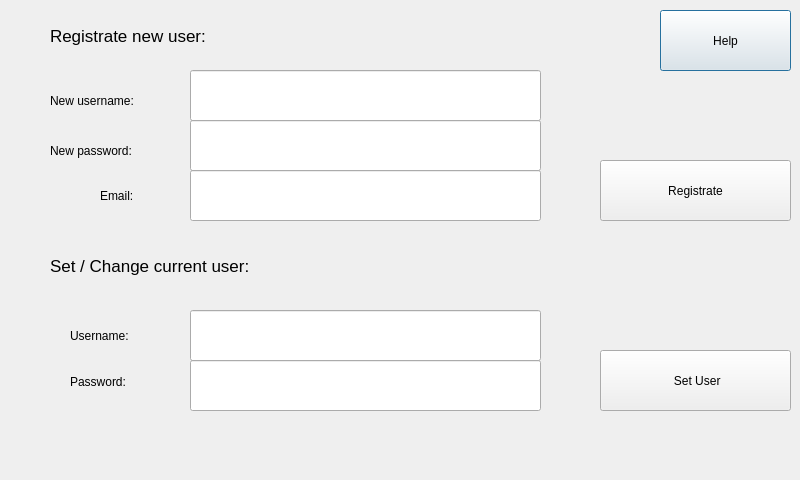
Before: the Qt Designer form Client/settingsdialog.ui in ArtemD/SpeedFreak, drawn with Qt 5.
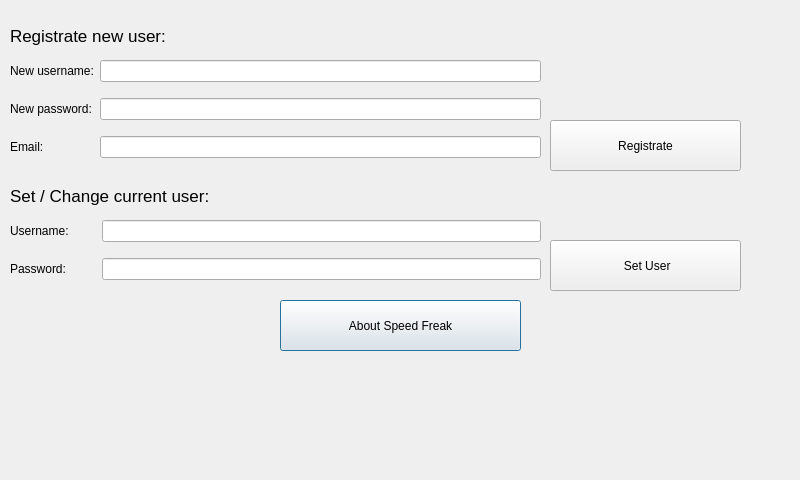
After: the same form once the commit is applied.

Commit message: Changed ui of settings to make it fit to dialog

```diff
--- a/Client/settingsdialog.ui
+++ b/Client/settingsdialog.ui
@@ -16,157 +16,21 @@
   <widget class="QPushButton" name="pushButtonHelp">
    <property name="geometry">
     <rect>
-     <x>660</x>
-     <y>10</y>
-     <width>131</width>
-     <height>61</height>
-    </rect>
-   </property>
-   <property name="text">
-    <string>Help</string>
-   </property>
-  </widget>
-  <widget class="QLineEdit" name="regUserNameLineEdit">
-   <property name="geometry">
-    <rect>
-     <x>190</x>
-     <y>70</y>
-     <width>351</width>
+     <x>280</x>
+     <y>300</y>
+     <width>241</width>
      <height>51</height>
     </rect>
    </property>
-   <property name="maxLength">
-    <number>12</number>
-   </property>
-  </widget>
-  <widget class="QLineEdit" name="regPasswordLineEdit">
-   <property name="geometry">
-    <rect>
-     <x>190</x>
-     <y>120</y>
-     <width>351</width>
-     <height>51</height>
-    </rect>
-   </property>
-   <property name="maxLength">
-    <number>255</number>
-   </property>
-   <property name="echoMode">
-    <enum>QLineEdit::Password</enum>
-   </property>
-  </widget>
-  <widget class="QLineEdit" name="regEMailLineEdit">
-   <property name="geometry">
-    <rect>
-     <x>190</x>
-     <y>170</y>
-     <width>351</width>
-     <height>51</height>
-    </rect>
-   </property>
-   <property name="maxLength">
-    <number>255</number>
-   </property>
-  </widget>
-  <widget class="QLabel" name="regUsernameLabel">
-   <property name="geometry">
-    <rect>
-     <x>50</x>
-     <y>80</y>
-     <width>131</width>
-     <height>41</height>
-    </rect>
-   </property>
    <property name="text">
-    <string>New username:</string>
-   </property>
-  </widget>
-  <widget class="QLabel" name="regPasswordLabel">
-   <property name="geometry">
-    <rect>
-     <x>50</x>
-     <y>130</y>
-     <width>111</width>
-     <height>41</height>
-    </rect>
-   </property>
-   <property name="text">
-    <string>New password:</string>
-   </property>
-  </widget>
-  <widget class="QLabel" name="regEMailLabel">
-   <property name="geometry">
-    <rect>
-     <x>100</x>
-     <y>180</y>
-     <width>61</width>
-     <height>31</height>
-    </rect>
-   </property>
-   <property name="text">
-    <string>Email:</string>
-   </property>
-  </widget>
-  <widget class="QLineEdit" name="setUserUsernameLineEdit">
-   <property name="geometry">
-    <rect>
-     <x>190</x>
-     <y>310</y>
-     <width>351</width>
-     <height>51</height>
-    </rect>
-   </property>
-   <property name="maxLength">
-    <number>12</number>
-   </property>
-  </widget>
-  <widget class="QLineEdit" name="setUserPasswordLineEdit">
-   <property name="geometry">
-    <rect>
-     <x>190</x>
-     <y>360</y>
-     <width>351</width>
-     <height>51</height>
-    </rect>
-   </property>
-   <property name="maxLength">
-    <number>255</number>
-   </property>
-   <property name="echoMode">
-    <enum>QLineEdit::Password</enum>
-   </property>
-  </widget>
-  <widget class="QLabel" name="setUserUsernameLabel">
-   <property name="geometry">
-    <rect>
-     <x>70</x>
-     <y>320</y>
-     <width>111</width>
-     <height>31</height>
-    </rect>
-   </property>
-   <property name="text">
-    <string>Username:</string>
-   </property>
-  </widget>
-  <widget class="QLabel" name="setUserPasswordLabel">
-   <property name="geometry">
-    <rect>
-     <x>70</x>
-     <y>366</y>
-     <width>101</width>
-     <height>31</height>
-    </rect>
-   </property>
-   <property name="text">
-    <string>Password:</string>
+    <string>About Speed Freak</string>
    </property>
   </widget>
   <widget class="QLabel" name="setUserLabel">
    <property name="geometry">
     <rect>
-     <x>50</x>
-     <y>250</y>
+     <x>10</x>
+     <y>180</y>
      <width>371</width>
      <height>31</height>
     </rect>
@@ -183,10 +47,10 @@
   <widget class="QPushButton" name="setUserPushButton">
    <property name="geometry">
     <rect>
-     <x>600</x>
-     <y>350</y>
+     <x>550</x>
+     <y>240</y>
      <width>191</width>
-     <height>61</height>
+     <height>51</height>
     </rect>
    </property>
    <property name="text">
@@ -196,7 +60,7 @@
   <widget class="QLabel" name="registrateLabel">
    <property name="geometry">
     <rect>
-     <x>50</x>
+     <x>10</x>
      <y>20</y>
      <width>271</width>
      <height>31</height>
@@ -214,16 +78,116 @@
   <widget class="QPushButton" name="registratePushButton">
    <property name="geometry">
     <rect>
-     <x>600</x>
-     <y>160</y>
+     <x>550</x>
+     <y>120</y>
      <width>191</width>
-     <height>61</height>
+     <height>51</height>
     </rect>
    </property>
    <property name="text">
     <string>Registrate</string>
    </property>
   </widget>
+  <widget class="QWidget" name="">
+   <property name="geometry">
+    <rect>
+     <x>10</x>
+     <y>50</y>
+     <width>531</width>
+     <height>121</height>
+    </rect>
+   </property>
+   <layout class="QGridLayout" name="gridLayout">
+    <item row="0" column="0">
+     <widget class="QLabel" name="regUsernameLabel">
+      <property name="text">
+       <string>New username:</string>
+      </property>
+     </widget>
+    </item>
+    <item row="0" column="1">
+     <widget class="QLineEdit" name="regUserNameLineEdit">
+      <property name="maxLength">
+       <number>12</number>
+      </property>
+     </widget>
+    </item>
+    <item row="1" column="0">
+     <widget class="QLabel" name="regPasswordLabel">
+      <property name="text">
+       <string>New password:</string>
+      </property>
+     </widget>
+    </item>
+    <item row="1" column="1">
+     <widget class="QLineEdit" name="regPasswordLineEdit">
+      <property name="maxLength">
+       <number>255</number>
+      </property>
+      <property name="echoMode">
+       <enum>QLineEdit::Password</enum>
+      </property>
+     </widget>
+    </item>
+    <item row="2" column="0">
+     <widget class="QLabel" name="regEMailLabel">
+      <property name="text">
+       <string>Email:</string>
+      </property>
+     </widget>
+    </item>
+    <item row="2" column="1">
+     <widget class="QLineEdit" name="regEMailLineEdit">
+      <property name="maxLength">
+       <number>255</number>
+      </property>
+     </widget>
+    </item>
+   </layout>
+  </widget>
+  <widget class="QWidget" name="">
+   <property name="geometry">
+    <rect>
+     <x>10</x>
+     <y>210</y>
+     <width>531</width>
+     <height>81</height>
+    </rect>
+   </property>
+   <layout class="QGridLayout" name="gridLayout_2">
+    <item row="0" column="0">
+     <widget class="QLabel" name="setUserUsernameLabel">
+      <property name="text">
+       <string>Username:        </string>
+      </property>
+     </widget>
+    </item>
+    <item row="0" column="1">
+     <widget class="QLineEdit" name="setUserUsernameLineEdit">
+      <property name="maxLength">
+       <number>12</number>
+      </property>
+     </widget>
+    </item>
+    <item row="1" column="0">
+     <widget class="QLabel" name="setUserPasswordLabel">
+      <property name="text">
+       <string>Password:</string>
+      </property>
+     </widget>
+    </item>
+    <item row="1" column="1">
+     <widget class="QLineEdit" name="setUserPasswordLineEdit">
+      <property name="maxLength">
+       <number>255</number>
+      </property>
+      <property name="echoMode">
+       <enum>QLineEdit::Password</enum>
+      </property>
+     </widget>
+    </item>
+   </layout>
+  </widget>
  </widget>
  <resources/>
  <connections/>
```
